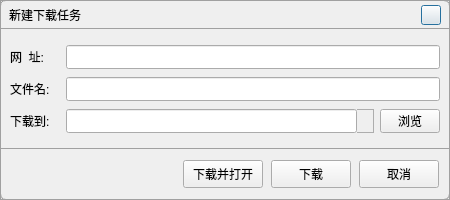
This is VideoPlayer/browser/NewWork.ui in huizhang556/pc-video-player as Qt 5 draws it before an edit. The edited form follows.
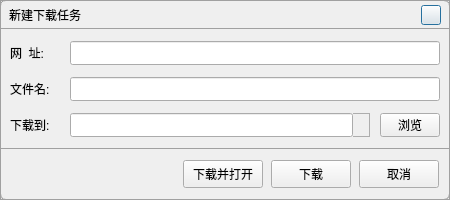
This is the edited form. Icons and pictures are not drawn.

The edit to the form file:
```diff
--- a/VideoPlayer/browser/NewWork.ui
+++ b/VideoPlayer/browser/NewWork.ui
@@ -193,6 +193,9 @@
           <layout class="QVBoxLayout" name="verticalLayout_2">
            <item>
             <layout class="QVBoxLayout" name="verticalLayout">
+             <property name="spacing">
+              <number>10</number>
+             </property>
              <item>
               <layout class="QHBoxLayout" name="horizontalLayout">
                <item>
@@ -228,6 +231,15 @@
                    <height>24</height>
                   </size>
                  </property>
+                 <property name="styleSheet">
+                  <string notr="true">#lineEdit_address
+{
+padding:0px 2px;
+}</string>
+                 </property>
+                 <property name="text">
+                  <string/>
+                 </property>
                  <property name="cursorPosition">
                   <number>0</number>
                  </property>
@@ -273,6 +285,12 @@
                    <height>24</height>
                   </size>
                  </property>
+                 <property name="styleSheet">
+                  <string notr="true">#lineEdit_filename
+{
+padding:0px 2px;
+}</string>
+                 </property>
                 </widget>
                </item>
               </layout>
@@ -317,6 +335,12 @@
                      <height>24</height>
                     </size>
                    </property>
+                   <property name="styleSheet">
+                    <string notr="true">#lineEdit_savepath
+{
+padding:0px 2px;
+}</string>
+                   </property>
                   </widget>
                  </item>
                  <item>
```
